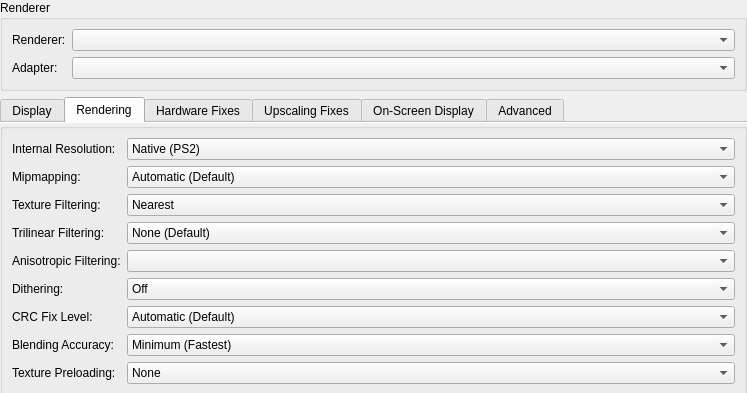
Above: pcsx2-qt/Settings/GraphicsSettingsWidget.ui from PCSX2/pcsx2 before the change; both pictures show x 0 to 747 and y 0 to 393 of the 747 by 890 pixel window. Below: the same form after it.
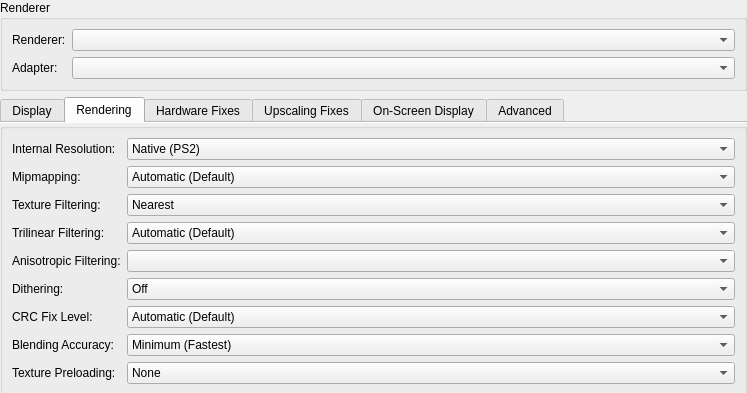
That is the form after the change. The open tabs and pages were chosen to show the change.

Commit message: GS: Add automatic trilinear filtering level

The edit to the form file:
```diff
--- a/pcsx2-qt/Settings/GraphicsSettingsWidget.ui
+++ b/pcsx2-qt/Settings/GraphicsSettingsWidget.ui
@@ -422,7 +422,12 @@
         <widget class="QComboBox" name="trilinearFiltering">
          <item>
           <property name="text">
-           <string>None (Default)</string>
+           <string>Automatic (Default)</string>
+          </property>
+         </item>
+         <item>
+          <property name="text">
+           <string>Off (None)</string>
           </property>
          </item>
          <item>
```
The commit also changes 6 other files.
